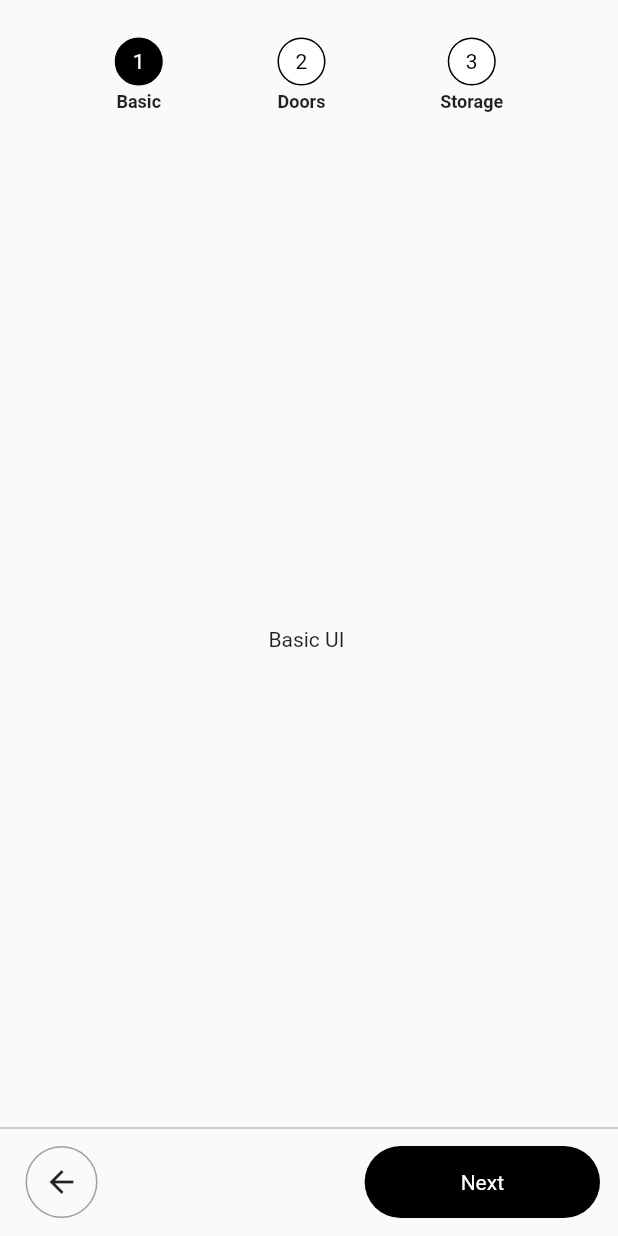
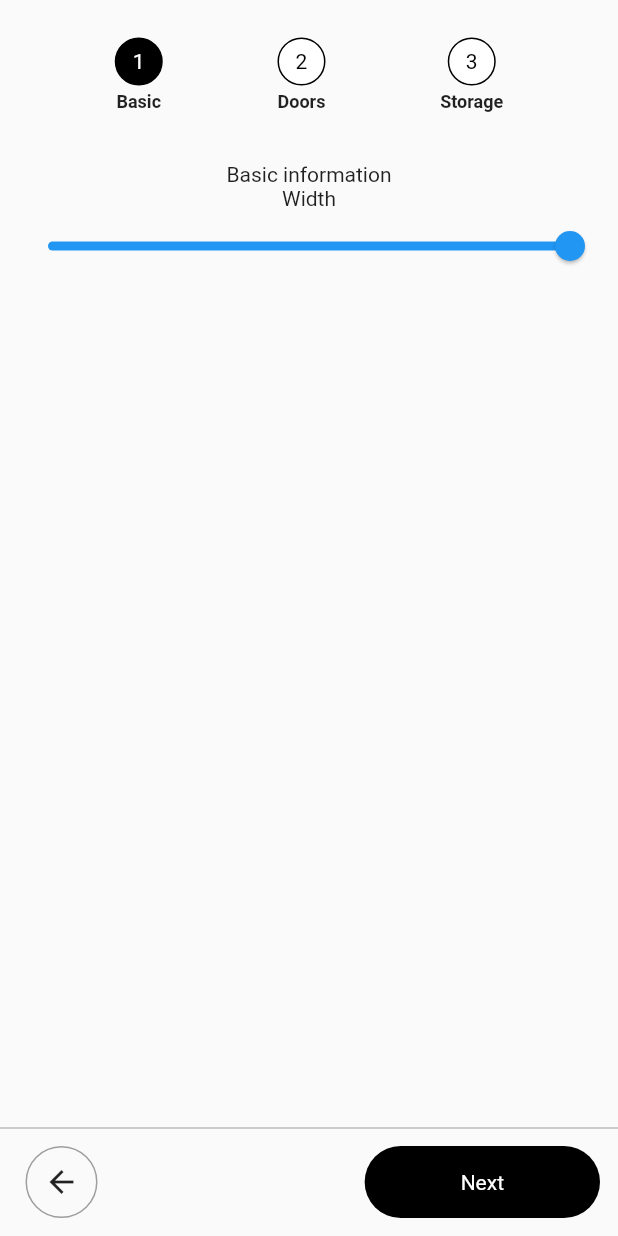
Before and after one commit to JAICHANGPARK/flutter_notebook_18th_story, a Flutter app: the screen it shows after launch, on a phone screen of 412 x 824 dp. Run offline on Flutter 3.47's test engine with Material 2 defaults, Android fonts, the phone set to English and light mode, and no system bars; our stand-ins replace cached_network_image, flutter_lorem, flutter_riverpod, flutter_svg, freezed_annotation, go_router and 3 more.

Commit message:
Update pax_wardrobe_basic_page.dart

```diff
--- a/lib/ep1081_pax_wardrobe_app/src/ui/pax_wardrobe_basic_page.dart
+++ b/lib/ep1081_pax_wardrobe_app/src/ui/pax_wardrobe_basic_page.dart
@@ -1,4 +1,5 @@
 import 'package:flutter/material.dart';
+
 
 
 class PaxWardrobeBasicPage extends StatefulWidget {
@@ -9,10 +10,25 @@ class PaxWardrobeBasicPage extends StatefulWidget {
 }
 
 class _PaxWardrobeBasicPageState extends State<PaxWardrobeBasicPage> {
+  double _widthValue = 50.0;
   @override
   Widget build(BuildContext context) {
-    return Center(
-      child: Text("Basic UI "),
+    return Column(
+      children: [
+        Text("Basic information"),
+
+        Text("Width"),
+        Row(
+          children: [
+
+          ],
+        ),
+        Slider(value: _widthValue, onChanged: (double value) {
+
+        },
+
+        )
+      ],
 
     );
   }
```
